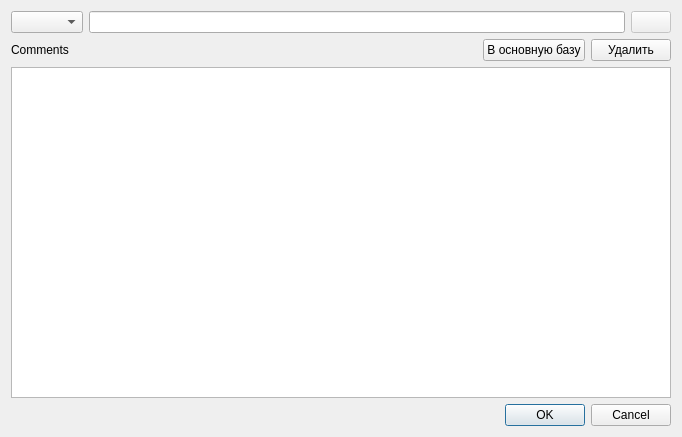
The window that tableopt.ui (Domerk/UdoDB) describes before a commit, drawn with Qt 5.
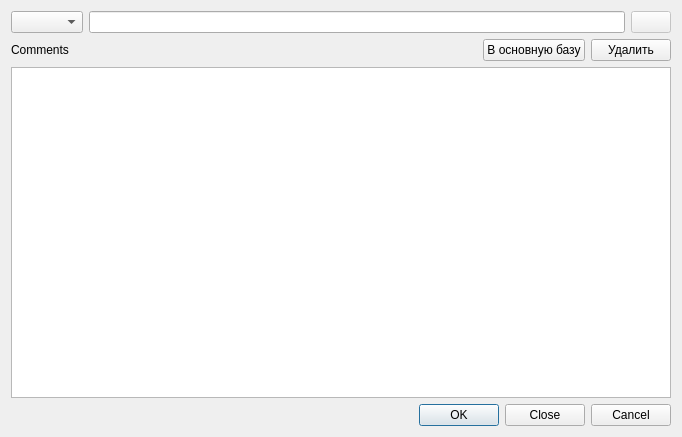
The same window after the commit.

Commit message: Пофикшен внешний вид окна импорта

What changed in the file:
```diff
--- a/tableopt.ui
+++ b/tableopt.ui
@@ -100,7 +100,7 @@
       <enum>Qt::Horizontal</enum>
      </property>
      <property name="standardButtons">
-      <set>QDialogButtonBox::Cancel|QDialogButtonBox::Ok</set>
+      <set>QDialogButtonBox::Cancel|QDialogButtonBox::Close|QDialogButtonBox::Ok</set>
      </property>
     </widget>
    </item>
```
The commit also changes 1 other file.
